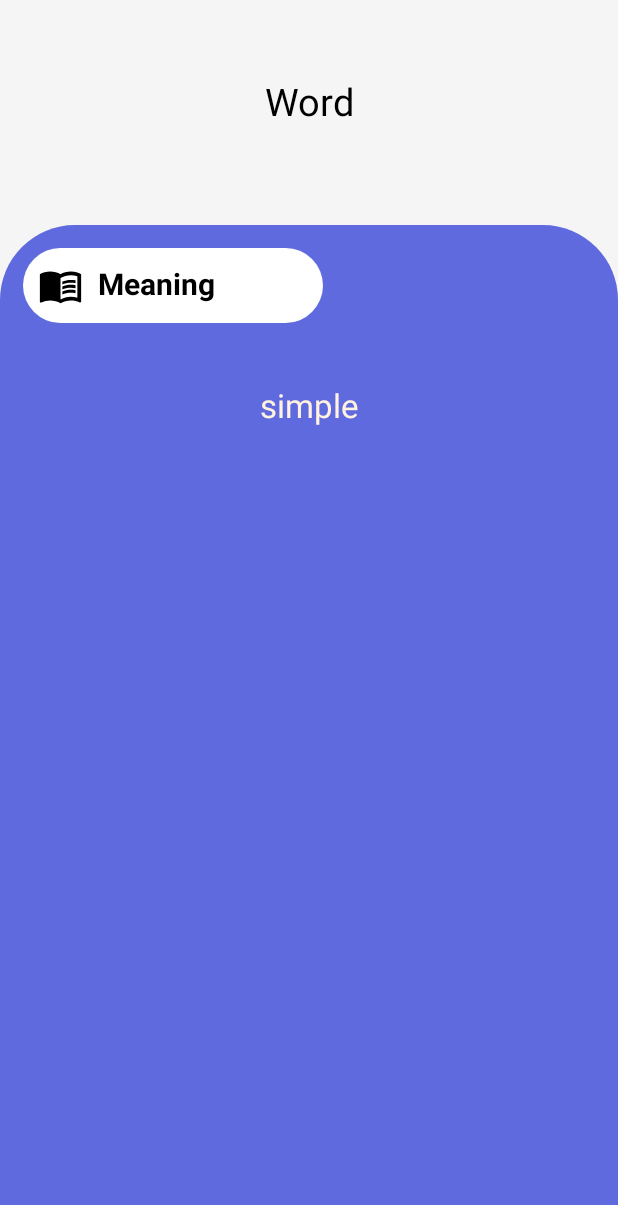
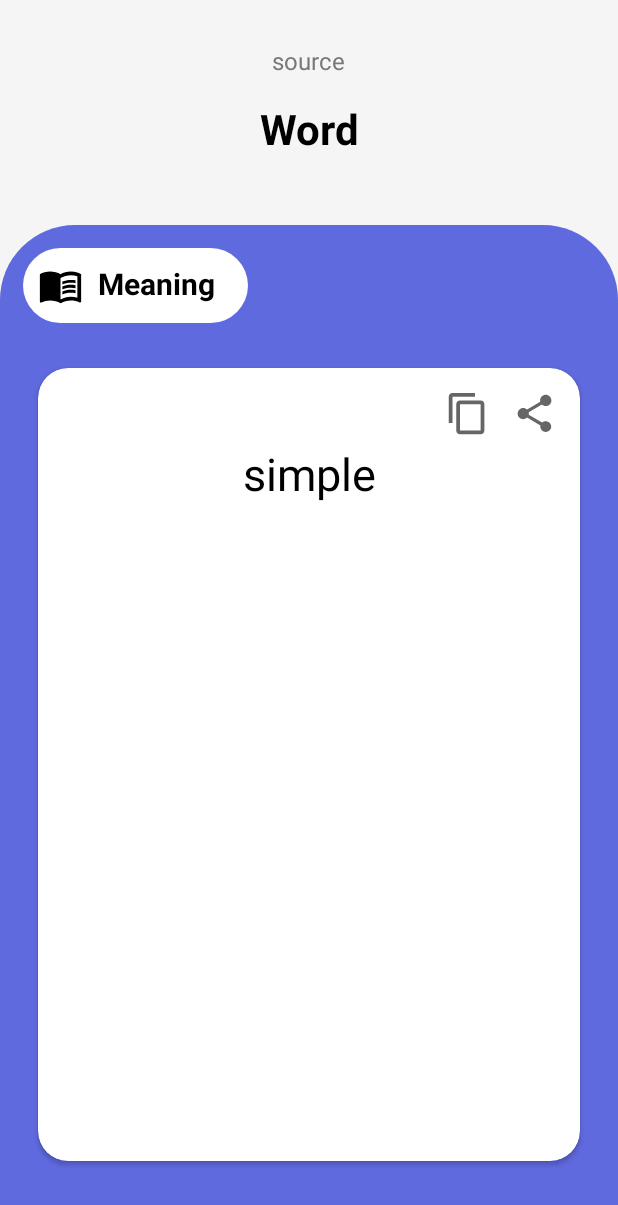
Before and after one commit to SheidaRhmniy/OnlineTranslatorProject, an Android app: the layout activity_translate.xml on its own in the app's theme, with its tools: preview values and no code run, on a phone screen of 412 x 824 dp. Shown: the top 1205 px of the screen. Run offline under Robolectric (Android 15) with nearby library versions, the phone set to English and light mode, and no system bars.

Commit message:
Redesign translate activity add copy and share btn

```diff
--- a/app/src/main/java/ir/shariaty/onlinetranslator/Translate_activity.java
+++ b/app/src/main/java/ir/shariaty/onlinetranslator/Translate_activity.java
@@ -2,12 +2,20 @@ package ir.shariaty.onlinetranslator;
 
 import androidx.appcompat.app.AppCompatActivity;
 
+import android.content.ClipData;
+import android.content.ClipboardManager;
+import android.content.Context;
+import android.content.Intent;
 import android.os.Bundle;
+import android.view.View;
+import android.widget.ImageButton;
 import android.widget.TextView;
+import android.widget.Toast;
 
 public class Translate_activity extends AppCompatActivity {
-    TextView showWord , showMeaning;
+    TextView showWord , showMeaning, showSource;
     String title_en,pron,source,text;
+    ImageButton sharebtn,copybtn;
 
 
     @Override
@@ -17,21 +25,48 @@ public class Translate_activity extends AppCompatActivity {
 
         showWord=(TextView)findViewById(R.id.showWord);
         showMeaning=(TextView)findViewById(R.id.showMeaning);
+        showSource=(TextView)findViewById(R.id.showSource);
 
+        sharebtn=(ImageButton)findViewById(R.id.Sharebtn);
+        copybtn=(ImageButton)findViewById(R.id.copybtn);
+
+        sharebtn.setOnClickListener(new View.OnClickListener() {
+            @Override
+            public void onClick(View view) {
+                Intent shareIntent = new Intent(Intent.ACTION_SEND);
+                shareIntent.setType("text/plain");
+                shareIntent.putExtra(Intent.EXTRA_TEXT,text);
+                startActivity(Intent.createChooser(shareIntent,"Share Via :"));
+            }
+        });
+
+        copybtn.setOnClickListener(new View.OnClickListener() {
+            @Override
+            public void onClick(View view) {
+                ClipboardManager clipboard = (ClipboardManager)getSystemService(Context.CLIPBOARD_SERVICE);
+                ClipData clip = ClipData.newPlainText("label", text);
+                clipboard.setPrimaryClip(clip);
+                Toast.makeText(Translate_activity.this, "text copyed!", Toast.LENGTH_SHORT).show();
+
+            }
+        });
+
+
+        //show word
         String title=getIntent().getStringExtra("title");
         String title_en=getIntent().getStringExtra("title_en");
-
         if(title.equals(""))
         showWord.setText(title_en);
         else
             showWord.setText(title);
 
-       // title_en=getIntent().getStringExtra("title_en");
-       // pron=getIntent().getStringExtra("pron");
+        //show source
         source=getIntent().getStringExtra("source");
+        showSource.setText(source);
+
+        //show description/meaning
         text=getIntent().getStringExtra("text");
-
-        showMeaning.setText(source+"\n"+text);
+        showMeaning.setText(text);
 
 
     }
--- /dev/null
+++ b/app/src/main/res/drawable/ic_copy.xml
@@ -0,0 +1,10 @@
+<vector xmlns:android="http://schemas.android.com/apk/res/android"
+    android:width="24dp"
+    android:height="24dp"
+    android:viewportWidth="24"
+    android:viewportHeight="24"
+    android:tint="?attr/colorControlNormal">
+  <path
+      android:fillColor="@android:color/white"
+      android:pathData="M16,1L4,1c-1.1,0 -2,0.9 -2,2v14h2L4,3h12L16,1zM19,5L8,5c-1.1,0 -2,0.9 -2,2v14c0,1.1 0.9,2 2,2h11c1.1,0 2,-0.9 2,-2L21,7c0,-1.1 -0.9,-2 -2,-2zM19,21L8,21L8,7h11v14z"/>
+</vector>
--- /dev/null
+++ b/app/src/main/res/drawable/ic_share.xml
@@ -0,0 +1,10 @@
+<vector xmlns:android="http://schemas.android.com/apk/res/android"
+    android:width="24dp"
+    android:height="24dp"
+    android:viewportWidth="24"
+    android:viewportHeight="24"
+    android:tint="?attr/colorControlNormal">
+  <path
+      android:fillColor="@android:color/white"
+      android:pathData="M18,16.08c-0.76,0 -1.44,0.3 -1.96,0.77L8.91,12.7c0.05,-0.23 0.09,-0.46 0.09,-0.7s-0.04,-0.47 -0.09,-0.7l7.05,-4.11c0.54,0.5 1.25,0.81 2.04,0.81 1.66,0 3,-1.34 3,-3s-1.34,-3 -3,-3 -3,1.34 -3,3c0,0.24 0.04,0.47 0.09,0.7L8.04,9.81C7.5,9.31 6.79,9 6,9c-1.66,0 -3,1.34 -3,3s1.34,3 3,3c0.79,0 1.5,-0.31 2.04,-0.81l7.12,4.16c-0.05,0.21 -0.08,0.43 -0.08,0.65 0,1.61 1.31,2.92 2.92,2.92 1.61,0 2.92,-1.31 2.92,-2.92s-1.31,-2.92 -2.92,-2.92z"/>
+</vector>
--- a/app/src/main/res/layout/activity_translate.xml
+++ b/app/src/main/res/layout/activity_translate.xml
@@ -10,17 +10,32 @@
 
     <LinearLayout
         android:layout_width="match_parent"
-        android:layout_height="150dp">
+        android:layout_height="150dp"
+        android:orientation="vertical"
+        android:gravity="center">
+
+        <TextView
+            android:id="@+id/showSource"
+            android:layout_width="wrap_content"
+            android:layout_height="wrap_content"
+            android:text="source"
+            android:textSize="16dp"
+            android:layout_marginTop="-15dp"
+            android:textColor="#777777"/>
         <TextView
             android:id="@+id/showWord"
             android:layout_width="match_parent"
             android:layout_height="wrap_content"
             android:layout_alignParentTop="true"
-            android:layout_marginTop="50dp"
+            android:layout_marginTop="15dp"
             android:text="Word"
+            android:textStyle="bold"
             android:textAlignment="center"
-            android:textSize="25dp"
+            android:textSize="28dp"
             android:textColor="@color/black"/>
+
+
+
     </LinearLayout>
 
 
@@ -37,7 +52,7 @@
 
 
         <TextView
-            android:layout_width="200dp"
+            android:layout_width="150dp"
             android:layout_height="50dp"
             android:background="@drawable/book_ic"
             android:drawableLeft="@drawable/ic_book"
@@ -51,18 +66,53 @@
             android:layout_marginTop="15dp"
             android:layout_marginLeft="15dp"/>
 
+        <androidx.cardview.widget.CardView
+            android:layout_width="match_parent"
+            android:layout_height="match_parent"
+            android:layout_marginBottom="50dp"
+            android:layout_marginLeft="25dp"
+            android:layout_marginRight="25dp"
+            android:layout_marginTop="30dp"
+            app:cardCornerRadius="20dp">
+            <ImageButton
+                android:id="@+id/Sharebtn"
+                android:layout_width="30dp"
+                android:layout_height="30dp"
+                android:src="@drawable/ic_share"
+                android:background="@null"
+                android:scaleType="centerCrop"
+                android:layout_gravity="right"
+                android:layout_margin="15dp"/>
+            <ImageButton
+                android:id="@+id/copybtn"
+                android:layout_width="30dp"
+                android:layout_height="30dp"
+                android:src="@drawable/ic_copy"
+                android:background="@null"
+                android:scaleType="centerCrop"
+                android:layout_gravity="right"
+                android:layout_marginRight="60dp"
+                android:layout_marginTop="15dp"
+                />
+
             <TextView
                 android:id="@+id/showMeaning"
                 android:layout_width="match_parent"
-            android:layout_height="match_parent"
+                android:layout_height="wrap_content"
                 android:padding="10dp"
-            android:textSize="22dp"
-            android:textColor="#FFF3E0"
+                android:textSize="30dp"
+                android:textColor="#000"
                 android:text="simple"
                 android:lineSpacingExtra="5dp"
                 android:textAlignment="center"
                 android:justificationMode="inter_word"
-            android:layout_margin="30dp"/>
+                android:layout_marginTop="40dp"
+                />
+
+        </androidx.cardview.widget.CardView>
+
+
+
 
 
 
```
Lines whose indentation alone changed are shown as unchanged.
